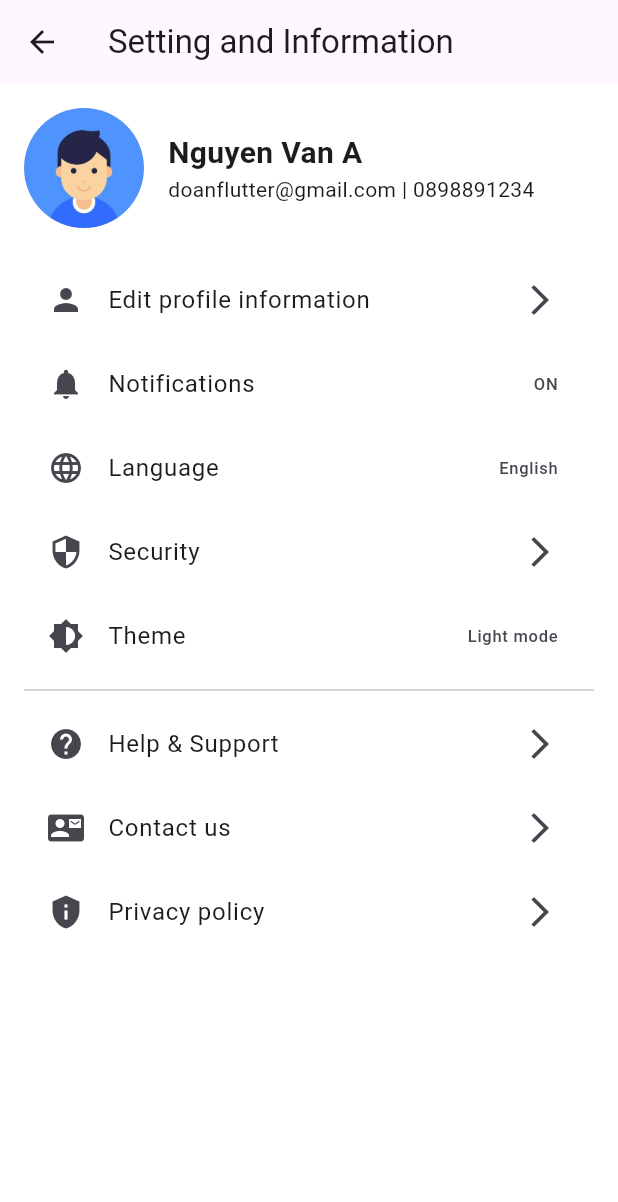
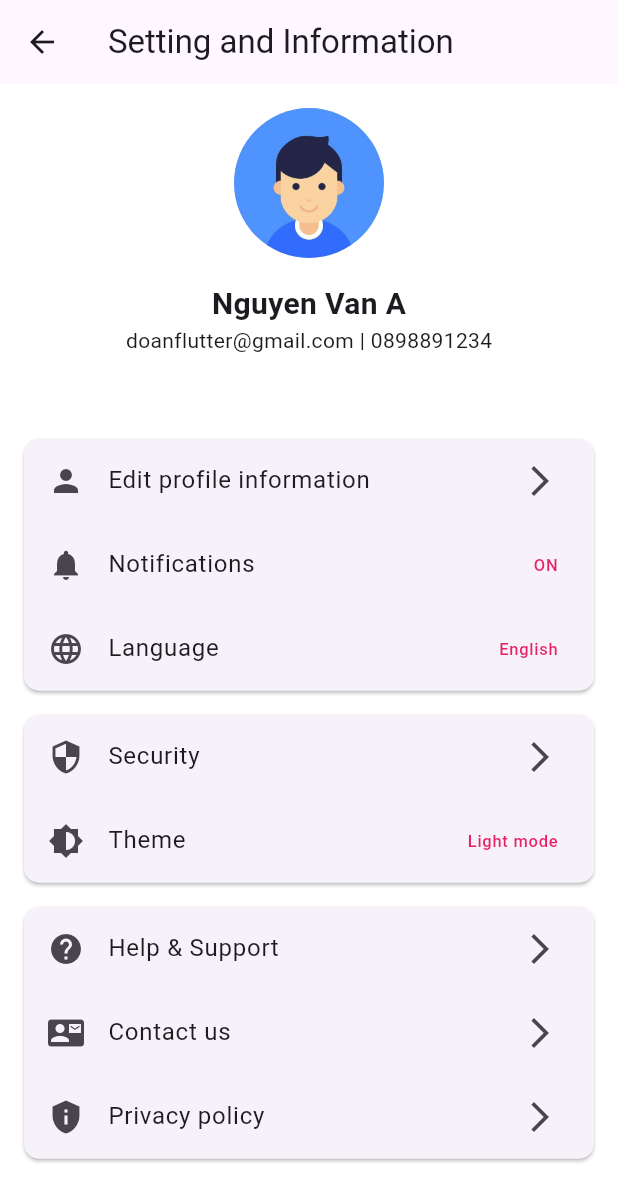
Before and after one commit to trongtran1211/flutter_dart_flower, a Flutter app: the SettingScreen screen opened by its route, on a phone screen of 412 x 824 dp. Shown: the top 1202 px of the screen. Run offline on Flutter 3.47's test engine with Material 3 defaults, Android fonts, the phone set to English and light mode, and no system bars; our stand-ins replace flutter_svg.

Commit message:
setting len ao moi

```diff
--- a/flower_shop/lib/screens/setting_screen/setting_screen.dart
+++ b/flower_shop/lib/screens/setting_screen/setting_screen.dart
@@ -32,50 +32,85 @@ class _SettingScreenState extends State<SettingScreen> {
         child: Column(
           children: [
             // Profile Information
-            const Row(
+            const Center(
+              child: Column(
                 children: [
                   CircleAvatar(
-                  radius: 40,
+                    radius: 50, // Larger avatar
                     backgroundImage: AssetImage(
                         'assets/images/profile_image.png'), // Placeholder image
                   ),
-                SizedBox(width: 16),
-                Column(
-                  crossAxisAlignment: CrossAxisAlignment.start,
-                  children: [
+                  SizedBox(height: 16),
                   Text(
                     'Nguyen Van A',
-                      style:
-                          TextStyle(fontSize: 20, fontWeight: FontWeight.bold),
+                    style: TextStyle(fontSize: 20, fontWeight: FontWeight.bold),
                   ),
                   Text('doanflutter@gmail.com | 0898891234'),
                 ],
               ),
-              ],
             ),
             const SizedBox(height: 20),
             // Settings Options
             Expanded(
+              child: Center(
                 child: ListView(
+                  shrinkWrap: true,
                   children: [
+                    buildSettingsGroup(
+                      context,
+                      [
                         buildListTile(
                             context, Icons.person, 'Edit profile information'),
-                  buildListTile(context, Icons.notifications, 'Notifications',
-                      trailing: Text(notificationsOn ? 'ON' : 'OFF')),
+                        buildListTile(
+                            context, Icons.notifications, 'Notifications',
+                            trailing: Text(
+                              notificationsOn ? 'ON' : 'OFF',
+                              style: const TextStyle(color: Colors.pink),
+                            )),
                         buildListTile(context, Icons.language, 'Language',
-                      trailing: Text(language)),
+                            trailing: Text(
+                              language,
+                              style: const TextStyle(color: Colors.pink),
+                            )),
+                      ],
+                    ),
+                    buildSettingsGroup(
+                      context,
+                      [
                         buildListTile(context, Icons.security, 'Security'),
                         buildListTile(context, Icons.brightness_6, 'Theme',
-                      trailing: Text(theme)),
-                  const Divider(),
+                            trailing: Text(
+                              theme,
+                              style: const TextStyle(color: Colors.pink),
+                            )),
+                      ],
+                    ),
+                    buildSettingsGroup(
+                      context,
+                      [
                         buildListTile(context, Icons.help, 'Help & Support'),
-                  buildListTile(context, Icons.contact_mail, 'Contact us'),
-                  buildListTile(context, Icons.privacy_tip, 'Privacy policy'),
+                        buildListTile(
+                            context, Icons.contact_mail, 'Contact us'),
+                        buildListTile(
+                            context, Icons.privacy_tip, 'Privacy policy'),
                       ],
+                    ),
+                  ],
+                ),
               ),
             ),
           ],
         ),
+      ),
+    );
+  }
+
+  Widget buildSettingsGroup(BuildContext context, List<Widget> tiles) {
+    return Card(
+      margin: const EdgeInsets.symmetric(vertical: 8.0),
+      shape: RoundedRectangleBorder(borderRadius: BorderRadius.circular(10)),
+      child: Column(
+        children: tiles,
       ),
     );
   }
@@ -88,7 +123,6 @@ class _SettingScreenState extends State<SettingScreen> {
       trailing: trailing ?? const Icon(Icons.arrow_forward_ios),
       onTap: () {
         // Handle on tap if needed
-        // For example, you can use setState to update the state
         if (title == 'Notifications') {
           setState(() {
             notificationsOn = !notificationsOn;
```
Lines whose indentation alone changed are shown as unchanged.
